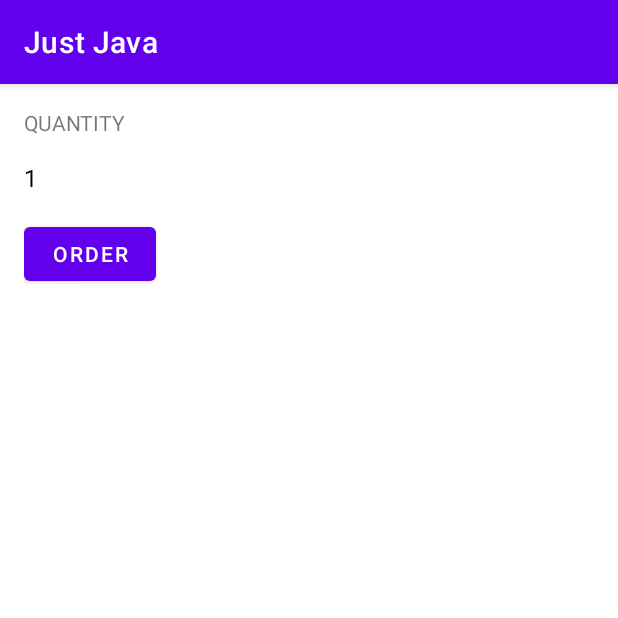
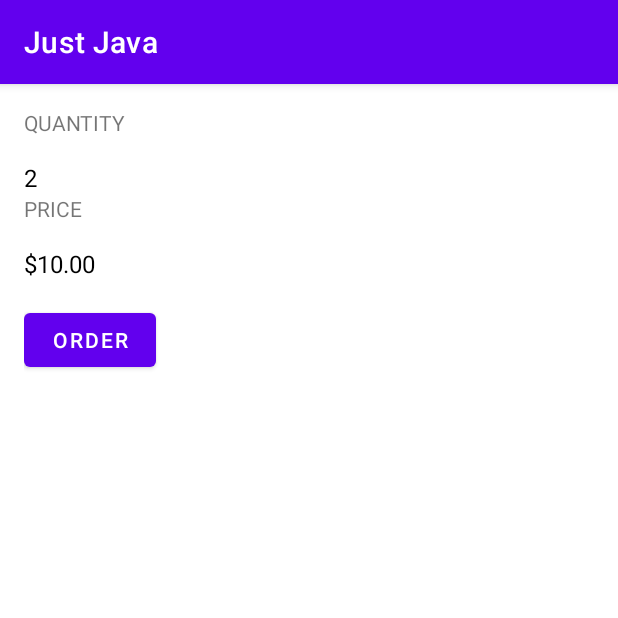
Before and after one commit to artazidele/Just-Java, an Android app: the screen it shows after launch (MainActivity), after a tap on "ORDER", on a phone screen of 412 x 824 dp, the top half of it. Run offline under Robolectric (Android 15) with nearby library versions, the phone set to English and light mode, and no system bars.

Commit message:
9 point done

```diff
--- a/app/src/main/java/com/example/justjava/MainActivity.java
+++ b/app/src/main/java/com/example/justjava/MainActivity.java
@@ -1,6 +1,7 @@
 package com.example.justjava;
 
 import androidx.annotation.NonNull;
+import androidx.appcompat.app.ActionBar;
 import androidx.appcompat.app.AppCompatActivity;
 
 import android.os.Bundle;
@@ -8,6 +9,8 @@ import android.view.Menu;
 import android.view.MenuItem;
 import android.view.View;
 import android.widget.TextView;
+
+import java.text.NumberFormat;
 
 public class MainActivity extends AppCompatActivity {
 
@@ -18,12 +21,19 @@ public class MainActivity extends AppCompatActivity {
     }
 
     public void submitOrder(View view) {
-        display(1);
+        int numberOfCoffees = 2;
+        display(numberOfCoffees);
+        displayPrice(numberOfCoffees * 5);
     }
 
     private void display(int number) {
         TextView quantityTextView = (TextView) findViewById(R.id.quantity_text_view);
         quantityTextView.setText("" + number);
+    }
+
+    private void displayPrice(int number) {
+        TextView priceTextView = (TextView) findViewById(R.id.price_text_view);
+        priceTextView.setText(NumberFormat.getCurrencyInstance().format(number));
     }
 
 //    @Override
--- a/app/src/main/res/layout/activity_main.xml
+++ b/app/src/main/res/layout/activity_main.xml
@@ -23,6 +23,19 @@
         android:text="0"
         android:textSize="16sp"
         android:textColor="@color/black"/>
+    <TextView
+        android:layout_width="wrap_content"
+        android:layout_height="wrap_content"
+        android:layout_marginBottom="16dp"
+        android:text="Price"
+        android:textAllCaps="true"/>
+    <TextView
+        android:layout_width="wrap_content"
+        android:layout_height="wrap_content"
+        android:id="@+id/price_text_view"
+        android:text="0"
+        android:textSize="16sp"
+        android:textColor="@color/black"/>
     <Button
         android:layout_width="wrap_content"
         android:layout_height="wrap_content"
```
